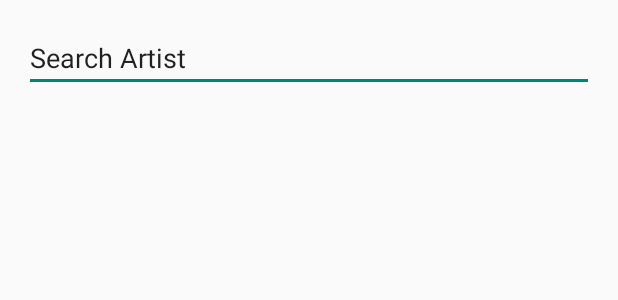
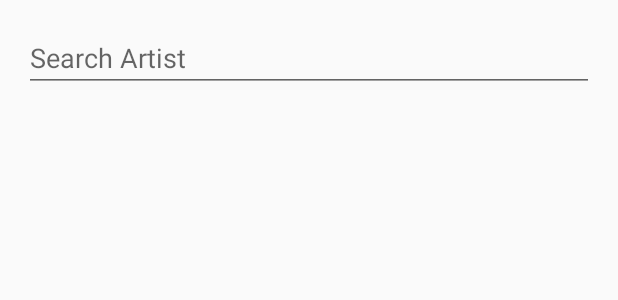
Before and after one commit to oana-andreea/SpotifyStreamer, an Android app: the layout activity_main.xml on its own in the app's theme, with its tools: preview values and no code run, on a phone screen of 412 x 824 dp. Shown: the top 300 px of the screen. Run offline under Robolectric (Android 15) with nearby library versions, the phone set to English and light mode, and no system bars.

Commit message:
second commit

```diff
--- a/app/src/main/res/layout/activity_main.xml
+++ b/app/src/main/res/layout/activity_main.xml
@@ -6,16 +6,18 @@
                 android:paddingRight="@dimen/activity_horizontal_margin"
                 android:paddingTop="@dimen/activity_vertical_margin"
                 android:paddingBottom="@dimen/activity_vertical_margin"
-                tools:context=".MainActivity">
+                tools:context=".MainActivity"
+                android:focusableInTouchMode="true">
 
-    <android.inputmethodservice.ExtractEditText
+    <EditText
         android:layout_width="fill_parent"
         android:layout_height="wrap_content"
-        android:text="@string/searchArtist"
         android:id="@+id/extractEditText"
         android:layout_alignParentStart="false"
         android:layout_marginBottom="10dp"
-        android:editable="true"/>
+        android:editable="true"
+        android:inputType="textPersonName"
+        android:hint="@string/searchArtist"/>
 
     <ListView
         android:layout_width="wrap_content"
--- a/app/src/main/res/layout/activity_player.xml
+++ b/app/src/main/res/layout/activity_player.xml
@@ -9,7 +9,7 @@
                 tools:context="ro.code.review.spotifystreamer.PlayerActivity">
 
     <TextView
-        android:text="@string/hello_world"
+        android:text="@string/playerInfo"
         android:layout_width="wrap_content"
         android:layout_height="wrap_content"/>
 
--- a/app/src/main/res/layout/list_tracks.xml
+++ b/app/src/main/res/layout/list_tracks.xml
@@ -33,7 +33,7 @@
             android:layout_height="wrap_content"
             android:text="@string/NewText"
             android:id="@+id/albumText"
-            android:layout_gravity="center"
+            android:layout_gravity="center_horizontal|left"
             android:layout_weight="1"/>
 
         <TextView
@@ -41,7 +41,7 @@
             android:layout_height="wrap_content"
             android:text="@string/NewText"
             android:id="@+id/trackText"
-            android:layout_gravity="center"
+            android:layout_gravity="center_horizontal|left"
             android:layout_weight="1"/>
     </LinearLayout>
 </LinearLayout>
--- a/app/src/main/res/values/strings.xml
+++ b/app/src/main/res/values/strings.xml
@@ -15,4 +15,7 @@
     <string name="searchCountry">RO</string>
     <string name="defaultSpotifyId">5pKCCKE2ajJHZ9KAiaK11H</string>
     <string name="NoTracksFound">Artists tracks not available</string>
+    <string name="SearchException">Please refine your search and try again</string>
+    <string name="defaultImage">http://upload.wikimedia.org/wikipedia/commons/thumb/d/d4/Music-GClef.svg/200px-Music-GClef.svg.png</string>
+    <string name="playerInfo">Work in progress: Stage 2:)</string>
 </resources>
```
Also changed, not shown: app/src/main/java/ro/code/review/spotifystreamer/MainActivity.java (+38 -9 lines), app/src/main/java/ro/code/review/spotifystreamer/TopTrackActivity.java (+6 -14 lines), app/src/main/java/ro/code/review/spotifystreamer/adapter/CustomAdapter.java (renamed from app/src/main/java/ro/code/review/spotifystreamer/CustomAdapter.java, +3 -10 lines), app/src/main/java/ro/code/review/spotifystreamer/adapter/TopTrackAdapter.java (renamed from app/src/main/java/ro/code/review/spotifystreamer/TrackAdapter.java, +14 -16 lines), app/src/main/java/ro/code/review/spotifystreamer/utils/Utils.java (renamed from app/src/main/java/ro/code/review/spotifystreamer/Utils.java, +18 -7 lines).
